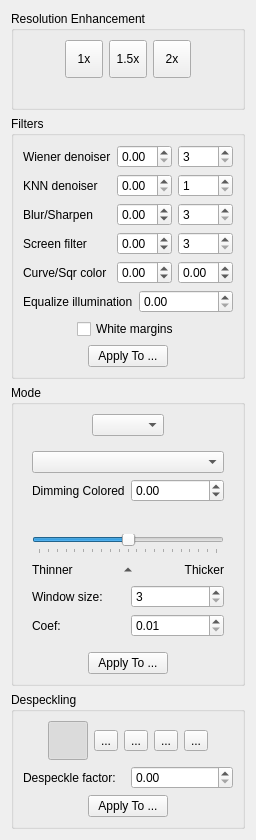
Qt form src/filters/output/ui/OutputOptionsWidget.ui (ImageProcessing-ElectronicPublications/scantailor-experimental) before a commit.
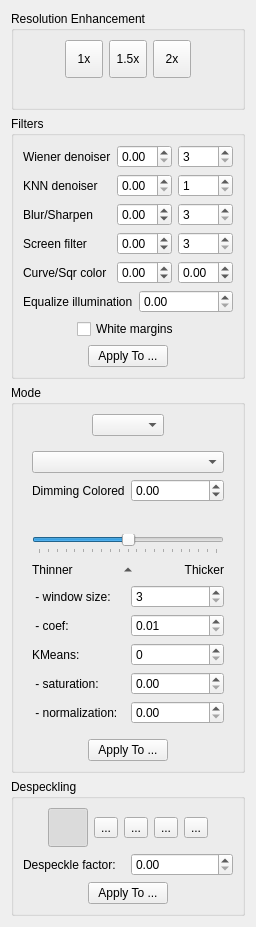
The same form after that commit. Icons and pictures are not drawn.

Commit message: 0.2023.08.21: output: kmeans

Patch:
```diff
--- a/src/filters/output/ui/OutputOptionsWidget.ui
+++ b/src/filters/output/ui/OutputOptionsWidget.ui
@@ -638,7 +638,7 @@
            <item row="0" column="0">
             <widget class="QLabel" name="thresholdWindowSizeLabel">
              <property name="text">
-              <string>Window size:</string>
+              <string> - window size:</string>
              </property>
             </widget>
            </item>
@@ -658,7 +658,7 @@
            <item row="1" column="0">
             <widget class="QLabel" name="thresholdCoefLabel">
              <property name="text">
-              <string>Coef:</string>
+              <string> - coef:</string>
              </property>
             </widget>
            </item>
@@ -678,6 +678,72 @@
              </property>
             </widget>
            </item>
+           <item row="2" column="0">
+            <widget class="QLabel" name="kmeansCountLabel">
+             <property name="text">
+              <string>KMeans:</string>
+             </property>
+            </widget>
+           </item>
+           <item row="2" column="1">
+            <widget class="QSpinBox" name="kmeansCount">
+             <property name="toolTip">
+              <string>Number of KMeans colors.</string>
+             </property>
+             <property name="minimum">
+              <number>0</number>
+             </property>
+             <property name="maximum">
+              <number>255</number>
+             </property>
+            </widget>
+           </item>
+           <item row="3" column="0">
+            <widget class="QLabel" name="kmeansSatLabel">
+             <property name="text">
+              <string> - saturation:</string>
+             </property>
+            </widget>
+           </item>
+           <item row="3" column="1">
+            <widget class="QDoubleSpinBox" name="kmeansSat">
+             <property name="toolTip">
+              <string>Default value is 0.0.</string>
+             </property>
+             <property name="minimum">
+              <double>0.0</double>
+             </property>
+             <property name="maximum">
+              <double>1.0</double>
+             </property>
+             <property name="singleStep">
+              <double>0.1</double>
+             </property>
+            </widget>
+           </item>
+           <item row="4" column="0">
+            <widget class="QLabel" name="kmeansNormLabel">
+             <property name="text">
+              <string> - normalization:</string>
+             </property>
+            </widget>
+           </item>
+           <item row="4" column="1">
+            <widget class="QDoubleSpinBox" name="kmeansNorm">
+             <property name="toolTip">
+              <string>Default value is 0.0.</string>
+             </property>
+             <property name="minimum">
+              <double>0.0</double>
+             </property>
+             <property name="maximum">
+              <double>1.0</double>
+             </property>
+             <property name="singleStep">
+              <double>0.1</double>
+             </property>
+            </widget>
+           </item>
           </layout>
          </item>
         </layout>
```
The commit also changes 7 other files.
